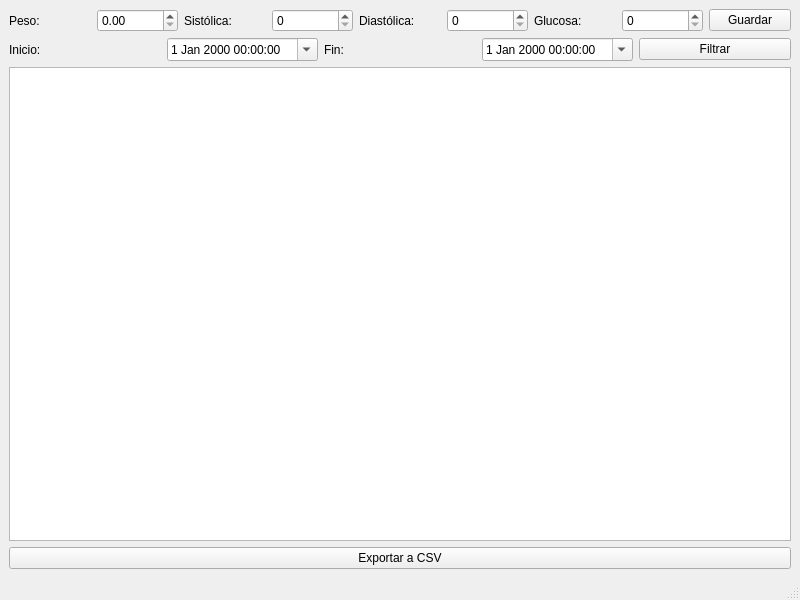
Above: mainwindow.ui from chaconsantiago966-create/proyecto before the change. Below: the same form after it.
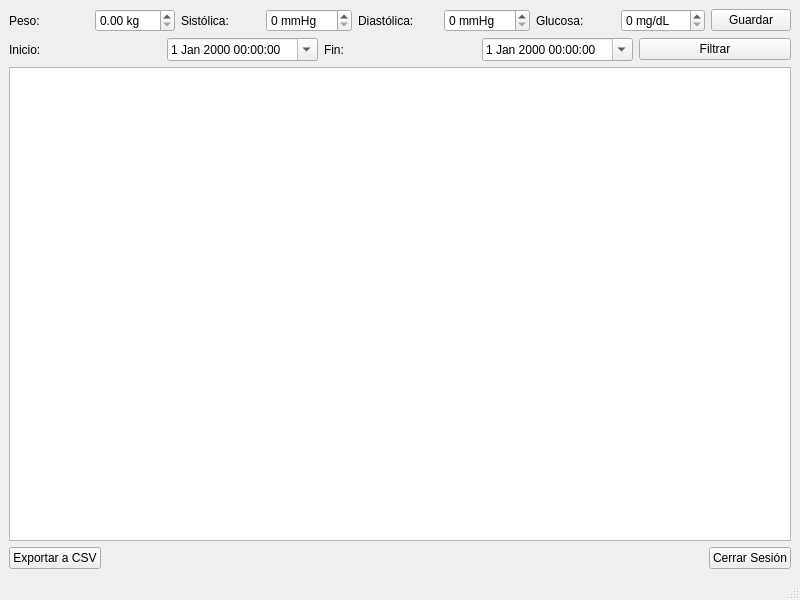
That is the form after the change.

Commit message: Feat: Improve UI with units/ranges and add Logout button

What changed in the file:
```diff
--- a/mainwindow.ui
+++ b/mainwindow.ui
@@ -25,7 +25,14 @@
        </widget>
       </item>
       <item>
-       <widget class="QDoubleSpinBox" name="spPeso"/>
+       <widget class="QDoubleSpinBox" name="spPeso">
+        <property name="suffix">
+         <string> kg</string>
+        </property>
+        <property name="maximum">
+         <double>300.0</double>
+        </property>
+       </widget>
       </item>
       <item>
        <widget class="QLabel" name="lblSis">
@@ -35,7 +42,14 @@
        </widget>
       </item>
       <item>
-       <widget class="QSpinBox" name="spSis"/>
+       <widget class="QSpinBox" name="spSis">
+        <property name="suffix">
+         <string> mmHg</string>
+        </property>
+        <property name="maximum">
+         <number>300</number>
+        </property>
+       </widget>
       </item>
       <item>
        <widget class="QLabel" name="lblDia">
@@ -45,7 +59,14 @@
        </widget>
       </item>
       <item>
-       <widget class="QSpinBox" name="spDia"/>
+       <widget class="QSpinBox" name="spDia">
+        <property name="suffix">
+         <string> mmHg</string>
+        </property>
+        <property name="maximum">
+         <number>300</number>
+        </property>
+       </widget>
       </item>
       <item>
        <widget class="QLabel" name="lblGlu">
@@ -55,7 +76,14 @@
        </widget>
       </item>
       <item>
-       <widget class="QSpinBox" name="spGlu"/>
+       <widget class="QSpinBox" name="spGlu">
+        <property name="suffix">
+         <string> mg/dL</string>
+        </property>
+        <property name="maximum">
+         <number>600</number>
+        </property>
+       </widget>
       </item>
       <item>
        <widget class="QPushButton" name="btnGuardar">
@@ -109,11 +137,35 @@
      <widget class="QTableView" name="tabla"/>
     </item>
     <item>
-     <widget class="QPushButton" name="btnExportar">
-      <property name="text">
-       <string>Exportar a CSV</string>
-      </property>
-     </widget>
+     <layout class="QHBoxLayout" name="horizontalLayoutActions">
+      <item>
+       <widget class="QPushButton" name="btnExportar">
+        <property name="text">
+         <string>Exportar a CSV</string>
+        </property>
+       </widget>
+      </item>
+      <item>
+       <spacer name="horizontalSpacer">
+        <property name="orientation">
+         <enum>Qt::Horizontal</enum>
+        </property>
+        <property name="sizeHint" stdset="0">
+         <size>
+          <width>40</width>
+          <height>20</height>
+         </size>
+        </property>
+       </spacer>
+      </item>
+      <item>
+       <widget class="QPushButton" name="btnLogout">
+        <property name="text">
+         <string>Cerrar Sesión</string>
+        </property>
+       </widget>
+      </item>
+     </layout>
     </item>
    </layout>
   </widget>
```
The commit also changes 2 other files.
